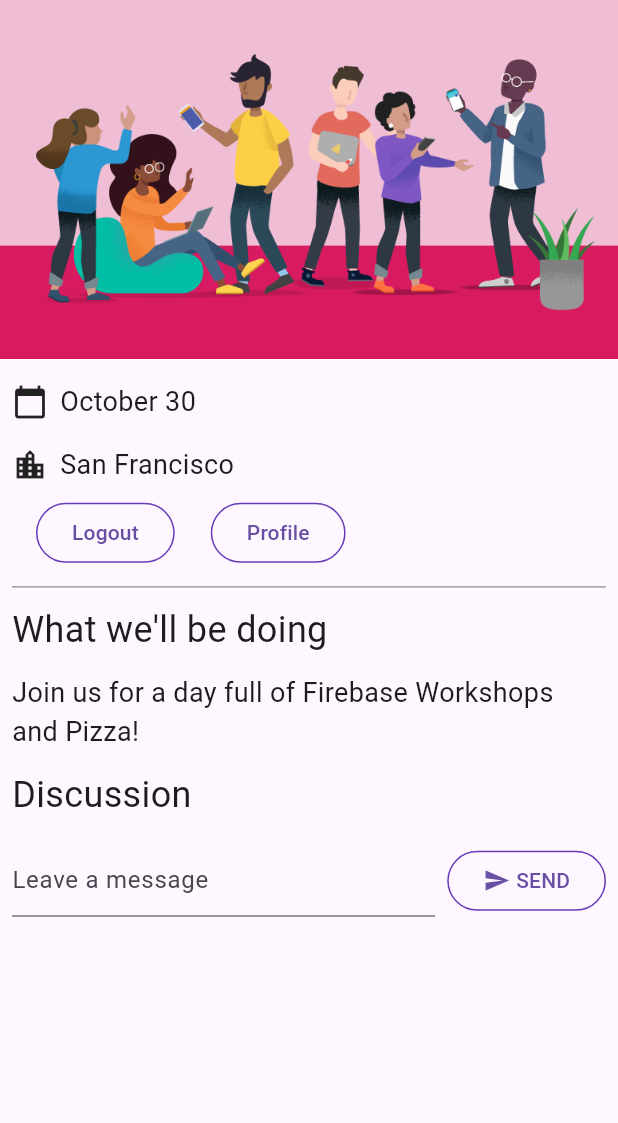
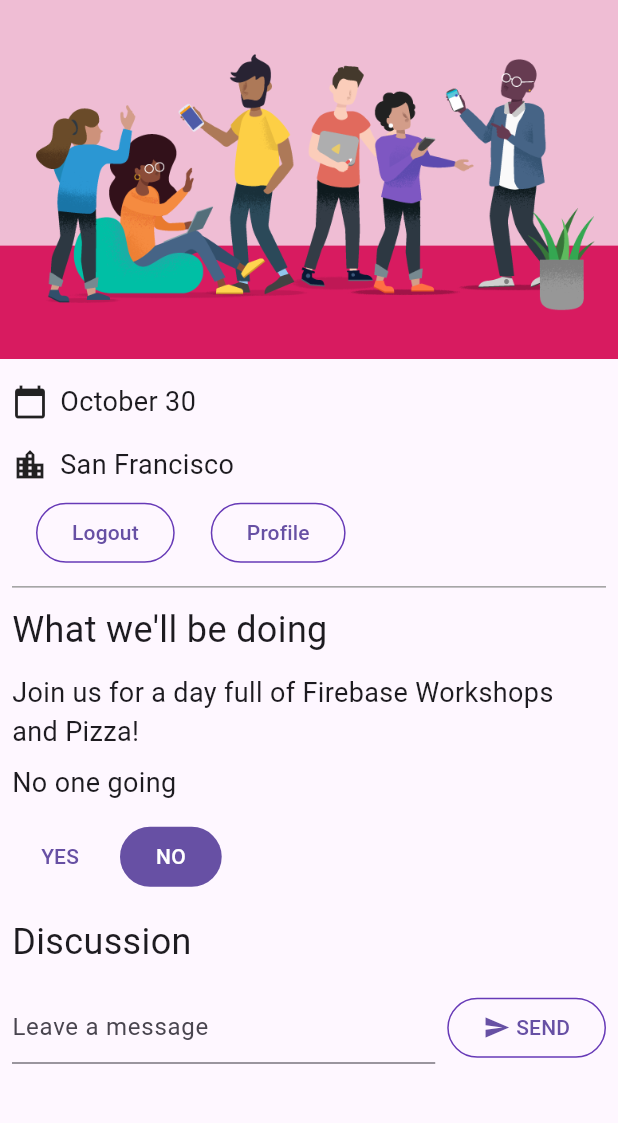
Before and after one commit to EmmanuelETM/flutter_meetup_app, a Flutter app: the screen it shows once a user with an empty profile is signed in, on a phone screen of 412 x 824 dp, the part 84-1207 px from its top. Run offline on Flutter 3.47's test engine with Material 3 defaults, Android fonts, the phone set to English and light mode, and no system bars; our stand-ins replace cloud_firestore, firebase_auth, firebase_core, go_router, google_fonts; missing offline and left inert: firebase_ui_auth; accounts and stored records are empty.

Commit message:
Add attendees logic, and yes_no_selection file so the user can select whether they're going or not

```diff
--- a/lib/home_page.dart
+++ b/lib/home_page.dart
@@ -7,6 +7,7 @@ import 'package:flutter/material.dart';
 import 'package:provider/provider.dart';
 import 'app_state.dart';
 import 'guest_book.dart';
+import 'yes_no_selection.dart';
 import 'src/authentication.dart';
 import 'src/widgets.dart';
 
@@ -47,7 +48,18 @@ class HomePage extends StatelessWidget {
             builder: (context, appState, _) => Column(
               crossAxisAlignment: CrossAxisAlignment.start,
               children: [
+                switch (appState.attendees) {
+                  1 => const Paragraph('1 person going'),
+                  >= 2 => Paragraph('${appState.attendees} people going'),
+                  _ => const Paragraph('No one going'),
+                },
+
                 if (appState.loggedIn) ...[
+                  YesNoSelection(
+                    state: appState.attending,
+                    onSelection: (attending) => appState.attending = attending,
+                  ),
+
                   const Header('Discussion'),
                   GuestBook(
                     addMessage: (message) => appState.addMessageToGuestBook(message),
--- /dev/null
+++ b/lib/yes_no_selection.dart
@@ -0,0 +1,68 @@
+import 'package:flutter/material.dart';
+
+import 'app_state.dart';
+import 'src/widgets.dart';
+
+class YesNoSelection extends StatelessWidget {
+  const YesNoSelection(
+      {super.key, required this.state, required this.onSelection});
+  final Attending state;
+  final void Function(Attending selection) onSelection;
+
+  @override
+  Widget build(BuildContext context) {
+    switch (state) {
+      case Attending.yes:
+        return Padding(
+          padding: const EdgeInsets.all(8.0),
+          child: Row(
+            children: [
+              FilledButton(
+                onPressed: () => onSelection(Attending.yes),
+                child: const Text('YES'),
+              ),
+              const SizedBox(width: 8),
+              TextButton(
+                onPressed: () => onSelection(Attending.no),
+                child: const Text('NO'),
+              ),
+            ],
+          ),
+        );
+      case Attending.no:
+        return Padding(
+          padding: const EdgeInsets.all(8.0),
+          child: Row(
+            children: [
+              TextButton(
+                onPressed: () => onSelection(Attending.yes),
+                child: const Text('YES'),
+              ),
+              const SizedBox(width: 8),
+              FilledButton(
+                onPressed: () => onSelection(Attending.no),
+                child: const Text('NO'),
+              ),
+            ],
+          ),
+        );
+      default:
+        return Padding(
+          padding: const EdgeInsets.all(8.0),
+          child: Row(
+            children: [
+              StyledButton(
+                onPressed: () => onSelection(Attending.yes),
+                child: const Text('YES'),
+              ),
+              const SizedBox(width: 8),
+              StyledButton(
+                onPressed: () => onSelection(Attending.no),
+                child: const Text('NO'),
+              ),
+            ],
+          ),
+        );
+    }
+  }
+}
```
